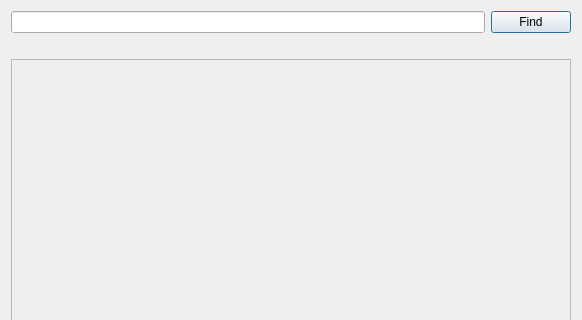
Above: src/widgets/searchdialog.ui from 0xzer0x/quran-companion before the change; both pictures show x 0 to 582 and y 0 to 320 of the 582 by 552 pixel window. Below: the same form after it.
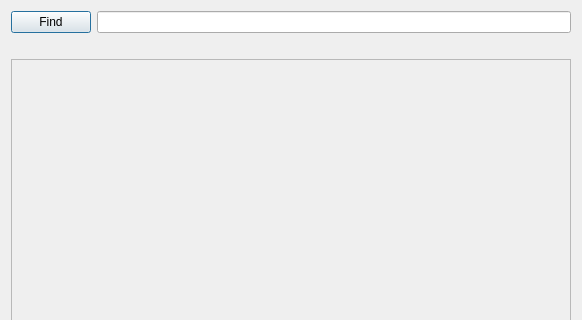
That is the form after the change.

Diff of the .ui file:
```diff
--- a/src/widgets/searchdialog.ui
+++ b/src/widgets/searchdialog.ui
@@ -15,10 +15,7 @@
   </property>
   <layout class="QVBoxLayout" name="verticalLayout">
    <item>
-    <layout class="QHBoxLayout" name="horizontalLayout">
-     <item>
-      <widget class="QLineEdit" name="ledSearchBar"/>
-     </item>
+    <layout class="QHBoxLayout" name="hboxSearchBar">
      <item>
       <widget class="QPushButton" name="btnSrch">
        <property name="text">
@@ -26,6 +23,9 @@
        </property>
       </widget>
      </item>
+     <item>
+      <widget class="QLineEdit" name="ledSearchBar"/>
+     </item>
     </layout>
    </item>
    <item>
```
Left out of the diff: 2 changed lines with no effect on the pictures.
